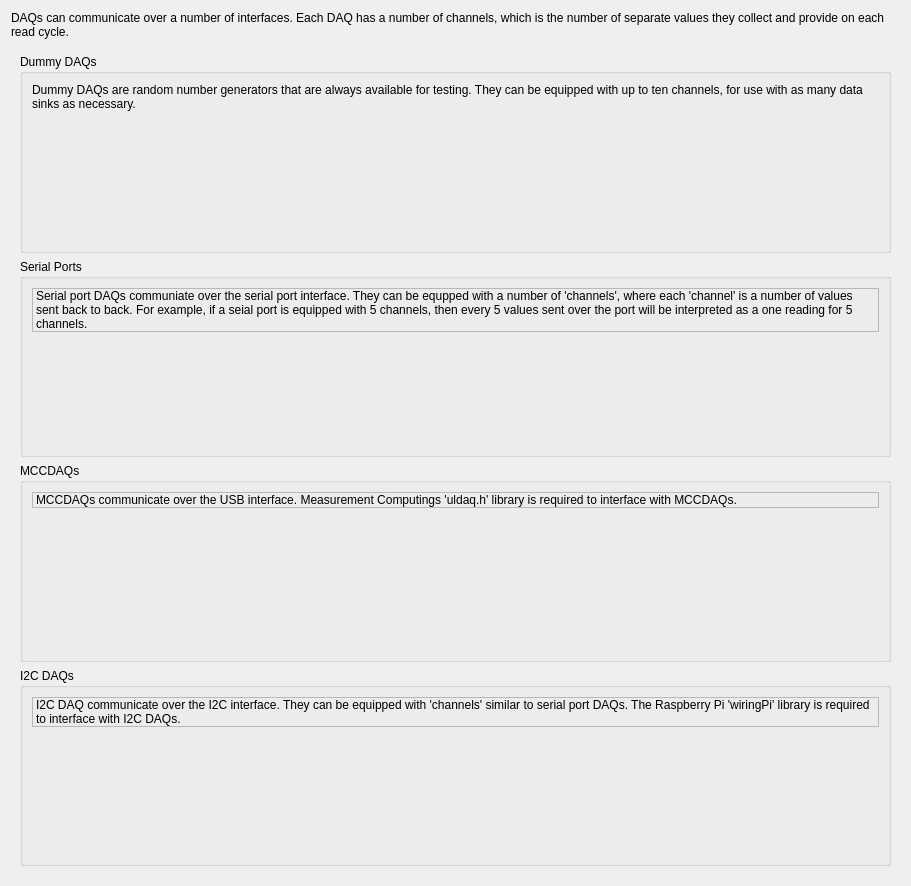
Before: the Qt Designer form src/L4/ui/DAQManagerWizard/DAQScanPage.ui in vedangnaik/Carina-mirror, drawn with Qt 5.
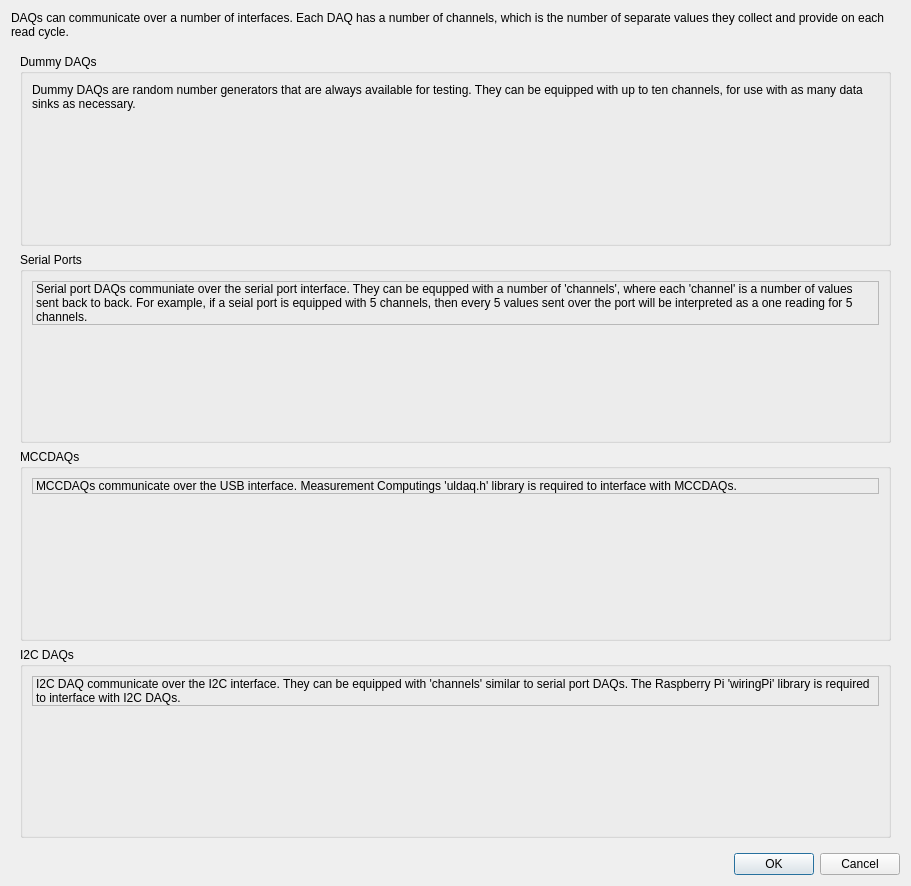
After: the same form once the commit is applied.

Patch:
```diff
--- a/src/L4/ui/DAQManagerWizard/DAQScanPage.ui
+++ b/src/L4/ui/DAQManagerWizard/DAQScanPage.ui
@@ -56,7 +56,7 @@
         <x>0</x>
         <y>0</y>
         <width>893</width>
-        <height>830</height>
+        <height>799</height>
        </rect>
       </property>
       <layout class="QVBoxLayout" name="verticalLayout_4">
@@ -236,6 +236,13 @@
      </widget>
     </widget>
    </item>
+   <item>
+    <widget class="QDialogButtonBox" name="buttonBox">
+     <property name="standardButtons">
+      <set>QDialogButtonBox::Cancel|QDialogButtonBox::Ok</set>
+     </property>
+    </widget>
+   </item>
   </layout>
  </widget>
  <resources/>
```
Left out of the diff: 4 changed lines with no effect on the pictures.
